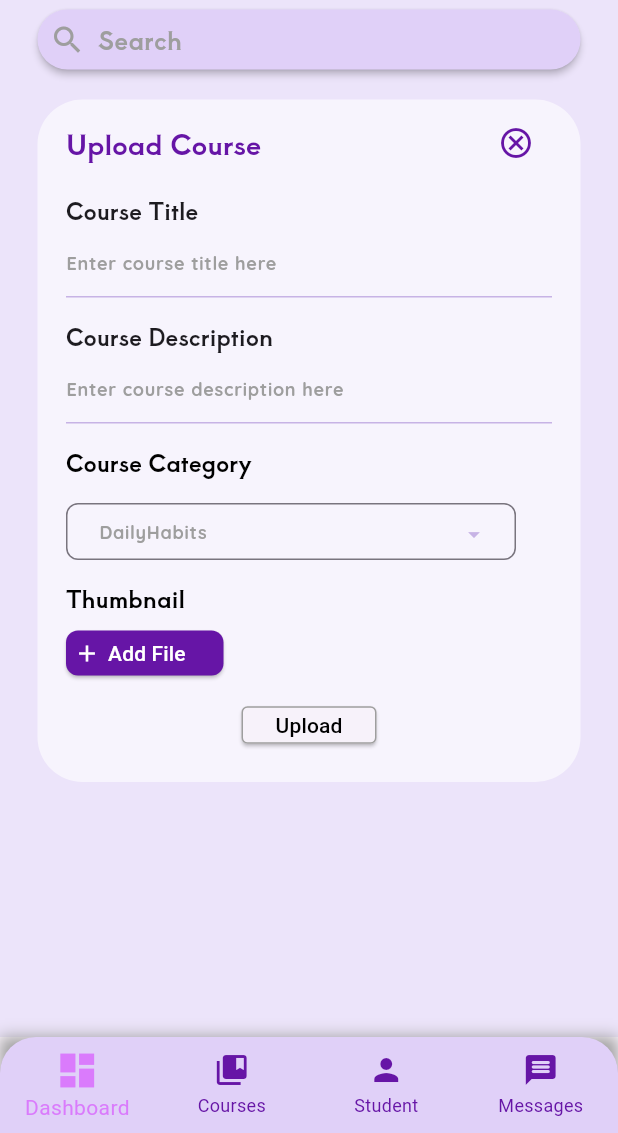
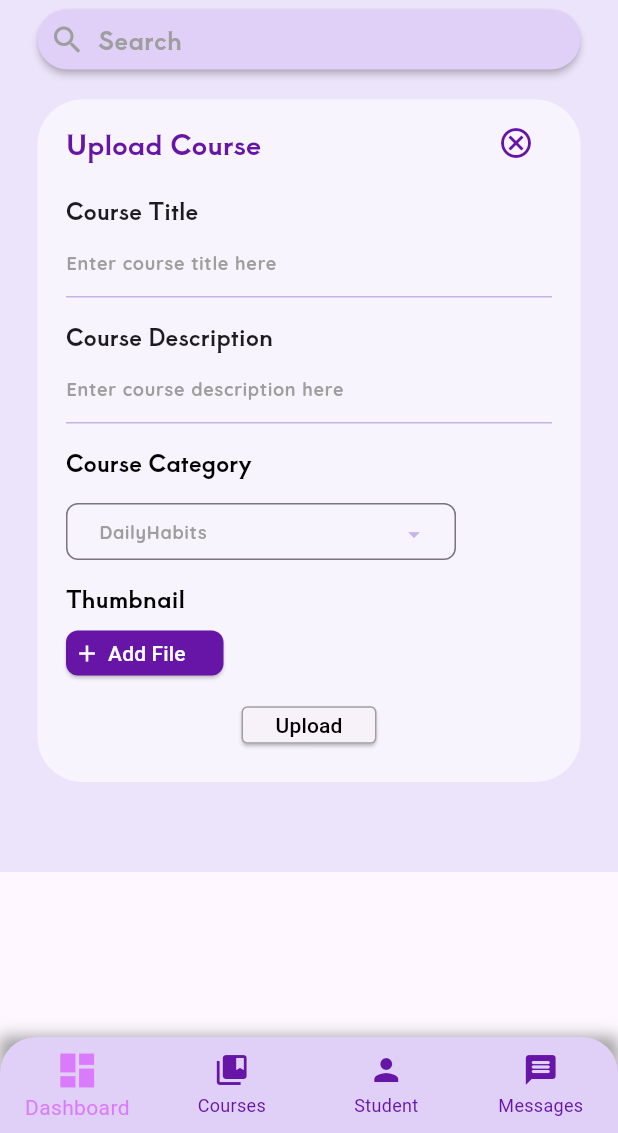
Before and after one commit to yanqi325/Lily-Doll, a Flutter app: the UploadCourse screen opened by its route, on a phone screen of 412 x 824 dp, the part 103-1236 px from its top. Run offline on Flutter 3.47's test engine with Material 3 defaults, Android fonts, the phone set to English and light mode, and no system bars; our stand-ins replace audioplayers, cloud_firestore, easy_search_bar, file_picker, firebase_auth, firebase_core and 6 more; missing offline and left inert: circular_chart_flutter, flutter_pin_code_fields; accounts and stored records are empty.

Commit message:
Update UI 10.0:
1. Fixed overflow issue in
upload_course.dart
2. Wrap text added

```diff
--- a/lib/educator_screen/upload_course.dart
+++ b/lib/educator_screen/upload_course.dart
@@ -41,8 +41,10 @@ class _UploadCourseScreenState extends State<UploadCourse> {
   @override
   Widget build(BuildContext context) {
     return Scaffold(
-      body: Container(
+      body: SingleChildScrollView(
+        child: Container(
           color: backgroundColor,
+          height: 650,
           child: Column(
             crossAxisAlignment: CrossAxisAlignment.start,
             children: [
@@ -119,7 +121,7 @@ class _UploadCourseScreenState extends State<UploadCourse> {
                                     ),
                                     SizedBox(height: 17,),
                                     DropdownMenu<String>(
-                                    width: 300,
+                                      width: 260,
                                       menuHeight: 150,
                                       inputDecorationTheme: dropDownStyle,
                                       textStyle: appLabelTextStyle.copyWith(fontSize: 12, color: Colors.grey, fontFamily: fontFamily2,fontWeight: FontWeight.bold,),
@@ -193,6 +195,7 @@ class _UploadCourseScreenState extends State<UploadCourse> {
             ],
           ),
         ),
+      ),
       bottomNavigationBar: EducatorNavigationBar(),
     );
   }
```
Lines whose indentation alone changed are shown as unchanged.
